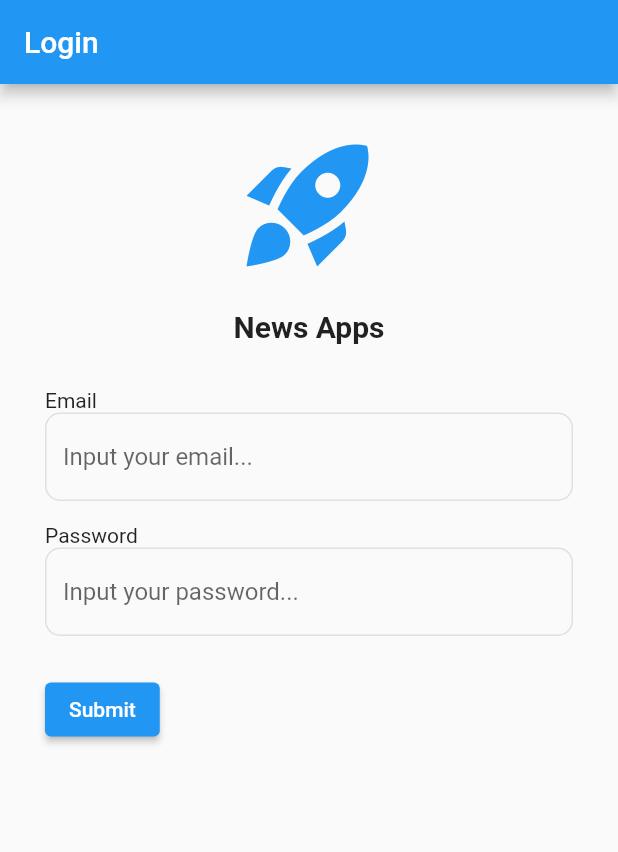
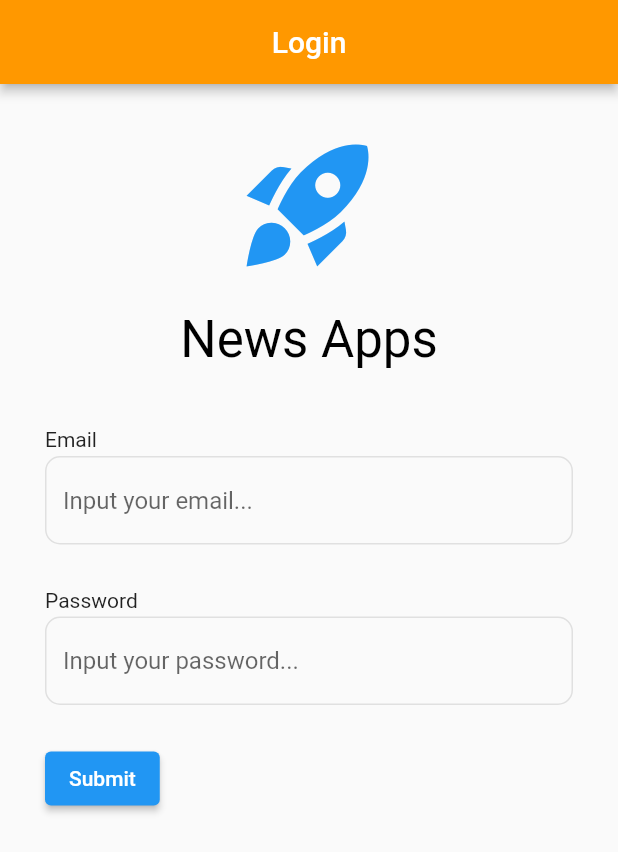
Before and after one commit to kamachiii/flutter_application_1, a Flutter app: the screen it shows after launch, on a phone screen of 412 x 824 dp. Shown: the top 852 px of the screen. Run offline on Flutter 3.47's test engine with Material 2 defaults, Android fonts, the phone set to English and light mode, and no system bars.

Commit message:
masih widget dan error

```diff
--- a/lib/home/home_screen.dart
+++ b/lib/home/home_screen.dart
@@ -5,9 +5,22 @@ class HomeScreen extends StatelessWidget {
 
   @override
   Widget build(BuildContext context) {
+    final listPopMenu = ('Logout');
     return Scaffold(
       appBar: AppBar(
         title: const Text("Home"),
+        actions: [
+          PopupMenuButton(
+            onSelected: ((value) {
+
+            })
+            ,itemBuilder:
+          ((context) {
+            return listPopMenu.map((choice) {
+              return PopupMenuItem(value: choice, child: Text(choice)));
+            }).topList();
+          }))
+        ],
       ),
       body: const Center(child: Text("Welcome, User!"),),
     );
--- a/lib/login/login_screen.dart
+++ b/lib/login/login_screen.dart
@@ -22,26 +22,36 @@ class _LoginScreenState extends State<LoginScreen> {
               crossAxisAlignment: CrossAxisAlignment.start,
               children: [
                 const Center(
-                  child: Icon(Icons.rocket_launch, size:100, color:Colors.blue),
+                  child:
+                      Icon(Icons.rocket_launch, size: 100, color: Colors.blue),
                 ),
                 const SizedBox(
                   height: 20,
                 ),
-                const Center(child: Text("News Apps",
+                Center(
+                  child: Text("News Apps",
                       style:
-                  TextStyle(fontSize: 20, fontWeight: FontWeight.bold)),
+                          Theme.of(context).textTheme.headlineMedium?.copyWith(
+                                color: Colors.black,
+                              )),
                 ),
                 const SizedBox(
                   height: 30,
                 ),
-                const Text("Email"),
+                Text(
+                  "Email",
+                  style: Theme.of(context).textTheme.caption,
+                ),
                 const TextField(
                     decoration:
                         InputDecoration(hintText: "Input your email...")),
                 const SizedBox(
-                  height: 15,
+                  height: 20,
                 ),
-                const Text("Password"),
+                Text(
+                  "Password",
+                  style: Theme.of(context).textTheme.caption,
+                ),
                 const TextField(
                     obscureText: true,
                     decoration:
@@ -49,8 +59,9 @@ class _LoginScreenState extends State<LoginScreen> {
                 const SizedBox(
                   height: 25,
                 ),
-                ElevatedButton(onPressed: () => redirectToHome(), child: const Text("Submit"))
-
+                ElevatedButton(
+                    onPressed: () => redirectToHome(),
+                    child: const Text("Submit"))
               ],
             ),
           ),
@@ -60,6 +71,8 @@ class _LoginScreenState extends State<LoginScreen> {
   }
 
   void redirectToHome() {
+    const snackBar = SnackBar(content: Text("Login Berhasil"));
+    ScaffoldMessenger.of(context).showSnackBar(snackBar);
     Navigator.of(context).pushNamedAndRemoveUntil("home", (route) => false);
   }
 }
--- a/lib/main.dart
+++ b/lib/main.dart
@@ -17,18 +17,33 @@ class MyApp extends StatelessWidget {
       title: 'Flutter Demo',
       theme: ThemeData(
         primarySwatch: Colors.blue,
-        inputDecorationTheme:InputDecorationTheme(
+        appBarTheme: const AppBarTheme(
+          centerTitle: true,
+          color: Colors.orange,
+          elevation: 3,
+        ),
+        inputDecorationTheme: InputDecorationTheme(
           filled: true,
           fillColor: Colors.grey[50],
-          enabledBorder: OutlineInputBorder(borderRadius: BorderRadius.circular(10.0),
-          borderSide: BorderSide(color: Colors.grey[300]!),
-          )
-        )
+          enabledBorder: OutlineInputBorder(
+            borderRadius: BorderRadius.circular(10.0),
+            borderSide: BorderSide(
+              color: Colors.grey[300]!,
+            ),
+          ),
+        ),
+        textTheme: const TextTheme(
+          caption: TextStyle(
+            fontSize: 14,
+            color: Colors.black87,
+            height: 2,
+          ),
+        ),
       ),
       initialRoute: 'login',
       routes: {
-        'login':(context) => const LoginScreen(),
-        'home':(context) => const HomeScreen(),
+        'login': (context) => const LoginScreen(),
+        'home': (context) => const HomeScreen(),
       },
     );
   }
```
Lines whose indentation alone changed are shown as unchanged.
